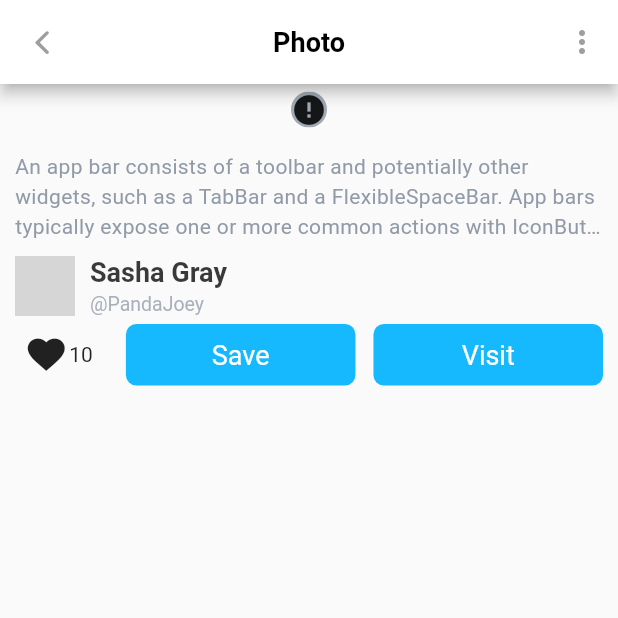
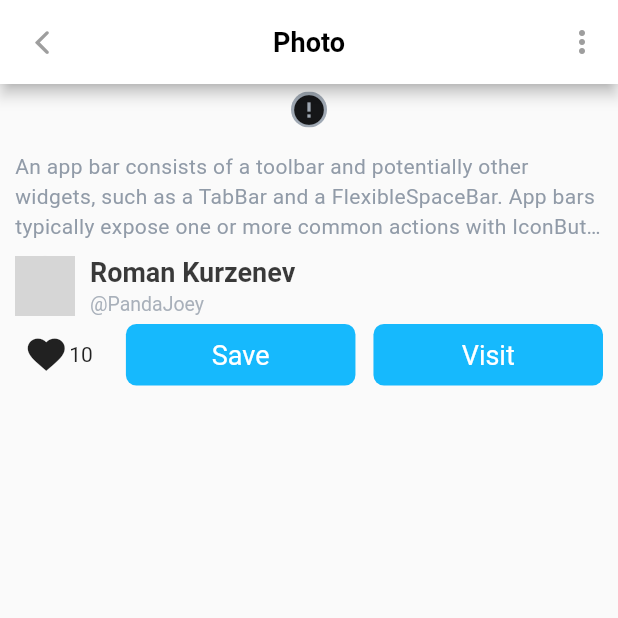
Before and after one commit to RomanKurzenev/skill_branch_flutter, a Flutter app: the screen it shows after launch, after a tap on the "error" icon, on a phone screen of 412 x 824 dp, the top half of it. Run offline on Flutter 3.47's test engine with Material 2 defaults, Android fonts, the phone set to English and light mode, and no system bars; drawn by our look-alikes of cached_network_image; our stand-ins replace connectivity, gallery_saver; network calls fail; grey boxes are pictures that could not be loaded.

Commit message:
corrections 3

```diff
--- a/lib/app.dart
+++ b/lib/app.dart
@@ -18,10 +18,24 @@ class MyApp extends StatelessWidget {
           textTheme: buildAppTextTheme(),
         ),
         home: Home(), //Feed()//FullScreenImage()
-        onGenerateRoute: (RouteSettings setting) {
-          if (setting.name == '/fullScreenImage') {
+        onUnknownRoute: (RouteSettings settings){
+          return MaterialPageRoute(builder: (BuildContext context){
+            return Scaffold(
+              body: Center(
+                child: Column(
+                  children: <Widget>[
+                    Text('404'),
+                    Text('Page not found'),
+                  ],
+                ),
+              ),
+            );
+          });
+        },
+        onGenerateRoute: (RouteSettings settings) {
+          if (settings.name == '/fullScreenImage') {
             FullScreenImageArguments args =
-                (setting.arguments as FullScreenImageArguments);
+                (settings.arguments as FullScreenImageArguments);
             final route = FullScreenImage(
               photo: args.photo,
               altDescription: args.altDescription,
--- a/lib/screens/feed_screen.dart
+++ b/lib/screens/feed_screen.dart
@@ -51,7 +51,7 @@ class _FeedState extends State<Feed> {
                     arguments: 'Some title',
                   ),
                   heroTag: 'photo_$index',
-                  name: 'Sasha Gray',
+                  name: 'Roman Kurzenev',
                   userName: 'PandaJoey',
                   photo: kGirl,
                   userPhoto: kUserAvatar,
@@ -102,8 +102,8 @@ class _FeedState extends State<Feed> {
                 crossAxisAlignment: CrossAxisAlignment.start,
                 mainAxisAlignment: MainAxisAlignment.spaceBetween,
                 children: <Widget>[
-                  Text('Sasha Gray', style: Theme.of(context).textTheme.headline2 ),//AppStyles.h2Black
-                  Text('@SGray',
+                  Text('Roman Kurzenev', style: Theme.of(context).textTheme.headline2 ),//AppStyles.h2Black
+                  Text('@PandaJoey',
                       style:
                           Theme.of(context).textTheme.headline5.copyWith(color: AppColors.manatee)) //AppStyles.h5Black
                 ],
--- a/lib/screens/home.dart
+++ b/lib/screens/home.dart
@@ -7,24 +7,40 @@ import 'package:connectivity/connectivity.dart';
 import 'package:flutter/material.dart';
 import 'package:flutter/services.dart';
 
-
-
 class Home extends StatefulWidget {
   @override
-  _HomeState createState() => _HomeState();
+  State<StatefulWidget> createState() => _HomeState();
 }
 
-class _HomeState extends State<Home> {
-
-
+class _HomeState extends State<Home> with TickerProviderStateMixin {
   final Connectivity _connectivity = Connectivity();
   StreamSubscription<ConnectivityResult> _connectivitySubscription;
-
+  final PageStorageBucket bucket = PageStorageBucket();
   int currenTab = 0;
   List<Widget> pages = [
-    Feed(),
+    Feed(key: PageStorageKey('FeedPage')),
     Container(),
     Container(),
+  ];
+  final List<BottomNavyBarItem> _tabs = [
+    BottomNavyBarItem(
+      asset: AppIcons.home,
+      title: Text('Feed'),
+      activeColor: AppColors.dodgerBlue,
+      inactiveColor: AppColors.manatee,
+    ),
+    BottomNavyBarItem(
+      asset: AppIcons.home,
+      title: Text('Search'),
+      activeColor: AppColors.dodgerBlue,
+      inactiveColor: AppColors.manatee,
+    ),
+    BottomNavyBarItem(
+      asset: AppIcons.home,
+      title: Text('User'),
+      activeColor: AppColors.dodgerBlue,
+      inactiveColor: AppColors.manatee,
+    ),
   ];
 
   @override
@@ -43,7 +59,7 @@ class _HomeState extends State<Home> {
 
   Future<void> initConnectivity() async {
     ConnectivityResult result;
-    // Platform messages may fail, so we use a try/catch PlatformException.
+
     try {
       result = await _connectivity.checkConnectivity();
     } on PlatformException catch (e) {
@@ -57,7 +73,6 @@ class _HomeState extends State<Home> {
   }
 
   Future<void> _updateConnectionStatus(ConnectivityResult result) async {
-
     if (result != ConnectivityResult.mobile &&
         result != ConnectivityResult.wifi) {
       setState(() {
@@ -69,17 +84,18 @@ class _HomeState extends State<Home> {
       setState(() {
         ConnectivityOverlay._instance.removeOverlay();
       });
-
     }
-
   }
 
   @override
   Widget build(BuildContext context) {
     return Scaffold(
       bottomNavigationBar: BottomNavyBar(
+        showElevation: true,
         borderRadius: 8,
         curve: Curves.ease,
+        items: _tabs,
+        currentTab: currenTab,
         itemSelected: (int index) async {
           //  if (index == 1) {
           //    var value = await Navigator.push(
@@ -93,29 +109,11 @@ class _HomeState extends State<Home> {
           });
           //}
         },
-        currentTab: currenTab,
-        items: [
-          BottomNavyBarItem(
-            asset: AppIcons.home,
-            title: Text('Feed'),
-            activeColor: AppColors.dodgerBlue,
-            inactiveColor: AppColors.manatee,
       ),
-          BottomNavyBarItem(
-            asset: AppIcons.home,
-            title: Text('Search'),
-            activeColor: AppColors.dodgerBlue,
-            inactiveColor: AppColors.manatee,
+      body: PageStorage(
+        bucket: bucket,
+        child: pages[currenTab],
       ),
-          BottomNavyBarItem(
-            asset: AppIcons.home,
-            title: Text('User'),
-            activeColor: AppColors.dodgerBlue,
-            inactiveColor: AppColors.manatee,
-          ),
-        ],
-      ),
-      body: pages[currenTab],
     );
   }
 }
@@ -148,10 +146,14 @@ class BottomNavyBar extends StatelessWidget {
 
   @override
   Widget build(BuildContext context) {
+    final bgColor = (backgroundColor == null) ? Theme.of(context).bottomAppBarColor : backgroundColor;
     return Container(
-      decoration: BoxDecoration(color: backgroundColor, boxShadow: [
+      decoration: BoxDecoration(color: bgColor, boxShadow: [
         if (showElevation)
-          const BoxShadow(color: Colors.black12, blurRadius: 2),
+          const BoxShadow(
+            color: Colors.black12,
+            blurRadius: 2,
+          ),
       ]),
       child: SafeArea(
         child: Container(
@@ -170,7 +172,7 @@ class BottomNavyBar extends StatelessWidget {
                 onTap: () => itemSelected(index),
                 child: _ItemWidget(
                   item: item,
-                  isSelected: currentTab == index,
+                  isSelected: currentTab == index ? true : false,
                   backgroundColor: backgroundColor,
                   animationDuration: duration,
                   borderRadius: borderRadius,
@@ -271,7 +273,6 @@ class BottomNavyBarItem {
 }
 
 class ConnectivityOverlay {
-
   static OverlayEntry overlayEntry;
   static final ConnectivityOverlay _instance = ConnectivityOverlay._internal();
   factory ConnectivityOverlay() {
@@ -281,7 +282,7 @@ class ConnectivityOverlay {
   ConnectivityOverlay._internal();
 
   void showOverlay(BuildContext context) {
-    if(overlayEntry == null){
+    if (overlayEntry == null) {
       overlayEntry = OverlayEntry(builder: (BuildContext context) {
         return Positioned(
           top: MediaQuery.of(context).viewInsets.top + 75,
@@ -301,16 +302,16 @@ class ConnectivityOverlay {
             ),
           ),
         );
-    });}
+      });
+    }
     OverlayState overlayState = Overlay.of(context);
     overlayState.insert(overlayEntry);
     //await Future.delayed(Duration(seconds: 10));
     //overlayEntry.remove();
-
   }
 
   void removeOverlay() {
-    if(overlayEntry != null){
+    if (overlayEntry != null) {
       overlayEntry.remove();
     }
   }
```
Lines whose indentation alone changed are shown as unchanged.
